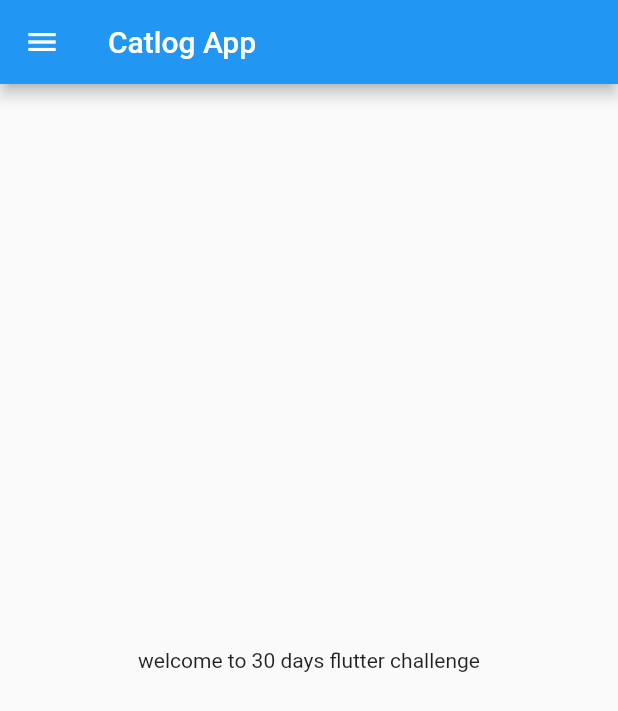
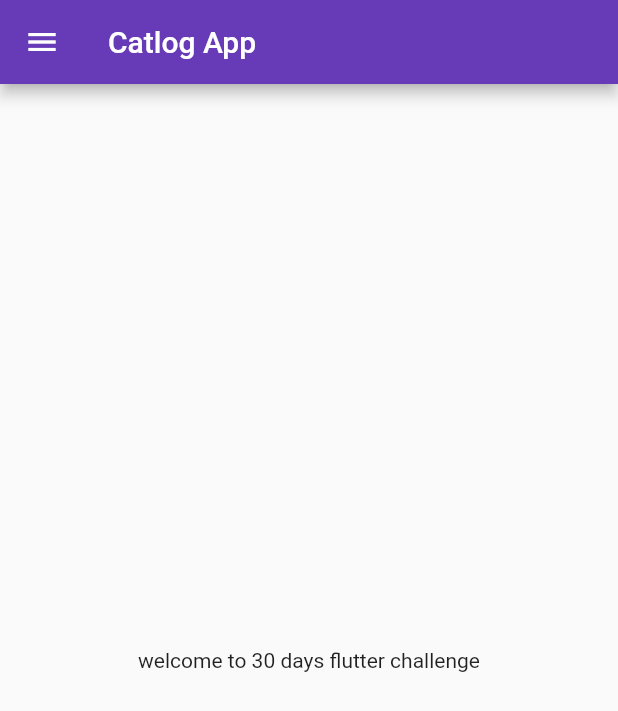
Before and after one commit to swatiiyadawar/30DaysofFlutter, a Flutter app: the screen it shows after launch, on a phone screen of 412 x 824 dp. Shown: the top 711 px of the screen. Run offline on Flutter 3.47's test engine with Material 2 defaults, Android fonts, the phone set to English and light mode, and no system bars.

Commit message:
day 3 completed

```diff
--- a/lib/main.dart
+++ b/lib/main.dart
@@ -1,4 +1,5 @@
-import 'package:basics_flutter/home_dart.dart';
+import 'package:basics_flutter/pages/home_page.dart';
+import 'package:basics_flutter/pages/login_page.dart';
 import 'package:flutter/material.dart';
 
 void main() {
@@ -6,12 +7,26 @@
 }
 
 class MyApp extends StatelessWidget {
-  const MyApp({super.key});
+
 
   @override
   Widget build(BuildContext context) {
     return MaterialApp(
-      home: HomePage(),
+
+      themeMode: ThemeMode.light,
+      theme:ThemeData(
+        primarySwatch:Colors.deepPurple,
+      ),
+      darkTheme: ThemeData(
+        brightness:Brightness.dark ,
+        // primarySwatch:Colors.deepOrange,
+      ),
+      initialRoute: "/home",
+      routes: {
+        "/":(context) => LoginPage(),
+        "/home":(context) => HomePage(),
+        "/login":(context) => LoginPage()
+      },
     );
   }
 }
```
Also changed, not shown: lib/pages/login_page.dart (added, +20 -0 lines), lib/pages/home_page.dart (renamed from lib/home_dart.dart).
